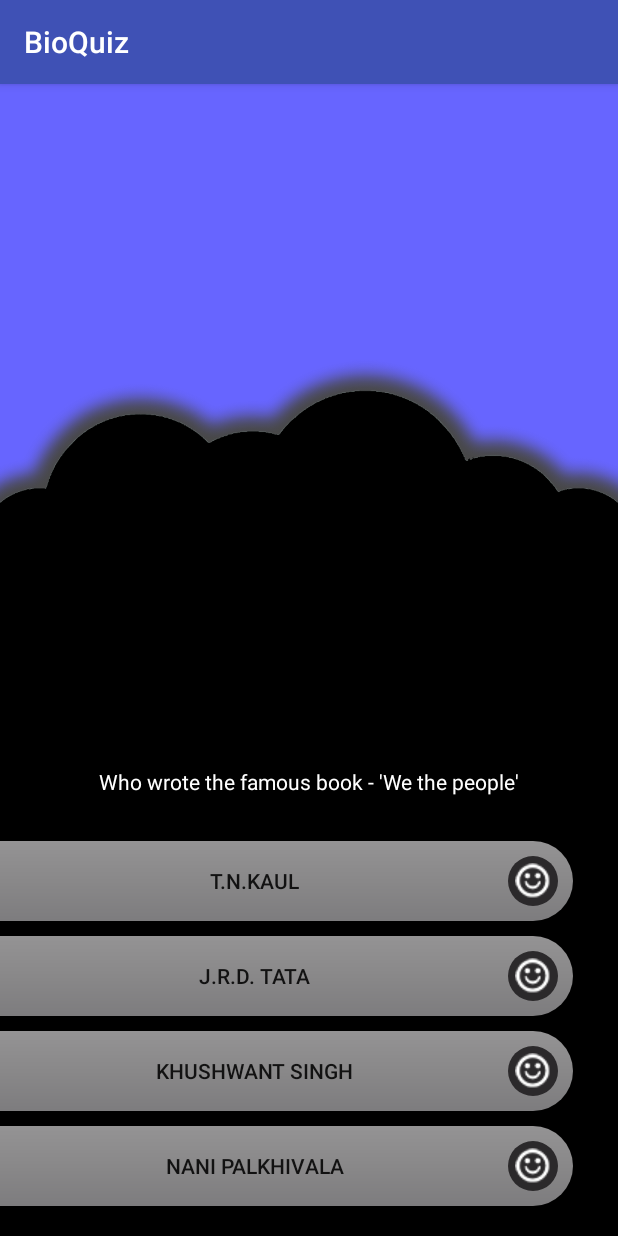
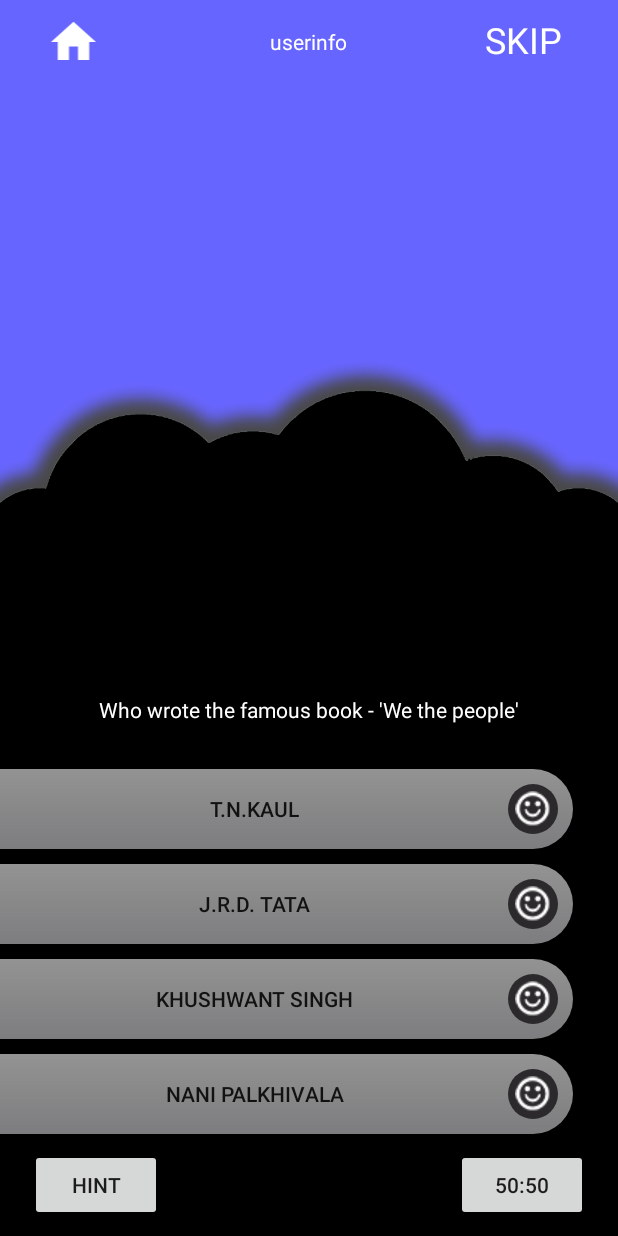
Before and after one commit to CharanNK/Quizzy, an Android app: the screen it shows after launch (GamePlay), after a tap on "START QUIZ", on a phone screen of 412 x 824 dp. Run offline under Robolectric (Android 15) with nearby library versions, the phone set to English and light mode, and no system bars.

Commit message:
Layout changes

```diff
--- a/app/src/main/java/com/leocorp/bioquiz/GamePlay.java
+++ b/app/src/main/java/com/leocorp/bioquiz/GamePlay.java
@@ -1,6 +1,7 @@
 package com.leocorp.bioquiz;
 
 
+import android.app.Activity;
 import android.database.Cursor;
 import android.graphics.Color;
 import android.graphics.drawable.Drawable;
@@ -22,7 +23,7 @@ import java.io.IOException;
  * Created by charank on 17-04-2018.
  */
 
-public class GamePlay extends AppCompatActivity implements View.OnClickListener {
+public class GamePlay extends Activity implements View.OnClickListener {
     TextView QuestionTextBox;
     DBHelper databaseHelper;
     Button option1;
--- a/app/src/main/java/com/leocorp/bioquiz/MainActivity.java
+++ b/app/src/main/java/com/leocorp/bioquiz/MainActivity.java
@@ -1,5 +1,6 @@
 package com.leocorp.bioquiz;
 
+import android.app.Activity;
 import android.content.Intent;
 import android.database.Cursor;
 import android.support.v7.app.AppCompatActivity;
@@ -10,7 +11,7 @@ import android.widget.TextView;
 
 import java.io.IOException;
 
-public class MainActivity extends AppCompatActivity {
+public class MainActivity extends Activity {
 
     Button startQuiz;
     @Override
--- a/app/src/main/res/drawable/custombutton_success.xml
+++ b/app/src/main/res/drawable/custombutton_success.xml
@@ -3,9 +3,9 @@
     android:shape="rectangle">
 
     <gradient
-        android:startColor="#67CD4E"
-        android:centerColor="#5CC744"
-        android:endColor="#4FB736"
+        android:startColor="#4DB731"
+        android:centerColor="#409928"
+        android:endColor="#2C6D1A"
         android:angle="270" />
 
     <corners android:topRightRadius="300dp" android:bottomRightRadius="300dp"></corners>
--- a/app/src/main/res/drawable/custombutton_wrong.xml
+++ b/app/src/main/res/drawable/custombutton_wrong.xml
@@ -3,7 +3,7 @@
     android:shape="rectangle">
 
     <gradient
-        android:startColor="#DD4539"
+        android:startColor="#F85032"
         android:centerColor="#D53C31"
         android:endColor="#C62E22"
         android:angle="270" />
--- /dev/null
+++ b/app/src/main/res/drawable/ic_home_black_24dp.xml
@@ -0,0 +1,4 @@
+<vector android:height="36dp" android:viewportHeight="24.0"
+    android:viewportWidth="24.0" android:width="36dp" xmlns:android="http://schemas.android.com/apk/res/android">
+    <path android:fillColor="#ffffff" android:pathData="M10,20v-6h4v6h5v-8h3L12,3 2,12h3v8z"/>
+</vector>
--- a/app/src/main/res/layout/gameplay.xml
+++ b/app/src/main/res/layout/gameplay.xml
@@ -6,19 +6,70 @@
     android:orientation="vertical">
 
     <LinearLayout
+        android:layout_width="match_parent"
+        android:layout_height="wrap_content"
+        android:layout_gravity="center_horizontal"
+        android:layout_weight="0"
+        android:orientation="vertical"
+        android:padding="@dimen/padding_10">
+
+        <FrameLayout
+            android:layout_width="match_parent"
+            android:layout_height="wrap_content">
+
+            <TextView
                 android:layout_width="wrap_content"
                 android:layout_height="wrap_content"
-        android:layout_weight="0">
+                android:layout_gravity="center"
+                android:gravity="center"
+                android:text="userinfo"
+                android:textColor="@color/colorWhite" />
+
+            <LinearLayout
+                android:layout_width="match_parent"
+                android:layout_height="wrap_content"
+                android:orientation="horizontal"
+                android:weightSum="5">
+
+                <ImageView
+                    android:layout_width="0dp"
+                    android:layout_height="wrap_content"
+                    android:layout_alignParentLeft="true"
+                    android:layout_gravity="left"
+                    android:layout_weight="1"
+                    android:src="@drawable/ic_home_black_24dp" />
+
+                <android.support.v4.widget.Space
+                    android:layout_width="0dp"
+                    android:layout_height="wrap_content"
+                    android:layout_weight="3" />
+
+                <TextView
+                    android:layout_width="0dp"
+                    android:layout_height="wrap_content"
+                    android:layout_alignParentRight="true"
+                    android:layout_weight="1"
+                    android:text="SKIP"
+                    android:textColor="@color/colorWhite"
+                    android:textSize="24sp" />
+            </LinearLayout>
+
+        </FrameLayout>
 
     </LinearLayout>
 
     <LinearLayout
         android:layout_width="match_parent"
         android:layout_height="wrap_content"
+        android:layout_weight="1"
         android:background="@drawable/linear_background"
-        android:paddingBottom="@dimen/padding_20"
-        android:layout_weight="1"
         android:gravity="bottom"
+        android:orientation="vertical"
+        android:paddingBottom="@dimen/padding_10">
+
+        <LinearLayout
+            android:layout_width="match_parent"
+            android:layout_height="wrap_content"
             android:orientation="vertical">
 
             <TextView
@@ -38,8 +89,8 @@
                 android:layout_marginRight="@dimen/padding_30"
                 android:background="@drawable/custombutton_default"
                 android:drawableRight="@drawable/white_happy_smiley"
+                android:paddingBottom="@dimen/padding_10"
                 android:paddingRight="@dimen/padding_10"
-            android:paddingBottom="@dimen/padding_10"
                 android:paddingTop="@dimen/padding_10" />
 
             <Button
@@ -50,8 +101,8 @@
                 android:layout_marginTop="@dimen/padding_10"
                 android:background="@drawable/custombutton_default"
                 android:drawableRight="@drawable/white_happy_smiley"
+                android:paddingBottom="@dimen/padding_10"
                 android:paddingRight="@dimen/padding_10"
-            android:paddingBottom="@dimen/padding_10"
                 android:paddingTop="@dimen/padding_10" />
 
             <Button
@@ -62,8 +113,8 @@
                 android:layout_marginTop="@dimen/padding_10"
                 android:background="@drawable/custombutton_default"
                 android:drawableRight="@drawable/white_happy_smiley"
+                android:paddingBottom="@dimen/padding_10"
                 android:paddingRight="@dimen/padding_10"
-            android:paddingBottom="@dimen/padding_10"
                 android:paddingTop="@dimen/padding_10" />
 
             <Button
@@ -74,9 +125,35 @@
                 android:layout_marginTop="@dimen/padding_10"
                 android:background="@drawable/custombutton_default"
                 android:drawableRight="@drawable/white_happy_smiley"
+                android:paddingBottom="@dimen/padding_10"
                 android:paddingRight="@dimen/padding_10"
-            android:paddingBottom="@dimen/padding_10"
                 android:paddingTop="@dimen/padding_10" />
+
+            <LinearLayout
+                android:layout_width="match_parent"
+                android:layout_height="wrap_content"
+                android:orientation="horizontal"
+                android:paddingLeft="@dimen/padding_20"
+                android:paddingRight="@dimen/padding_20"
+                android:paddingTop="@dimen/padding_10">
+
+                <Button
+                    android:layout_width="wrap_content"
+                    android:layout_height="wrap_content"
+                    android:text="hint" />
+
+                <android.support.v4.widget.Space
+                    android:layout_width="0dp"
+                    android:layout_height="wrap_content"
+                    android:layout_weight="2" />
+
+                <Button
+                    android:layout_width="wrap_content"
+                    android:layout_height="wrap_content"
+                    android:text="50:50" />
+            </LinearLayout>
         </LinearLayout>
 
     </LinearLayout>
+
+</LinearLayout>
--- a/app/src/main/res/values/colors.xml
+++ b/app/src/main/res/values/colors.xml
@@ -3,4 +3,6 @@
     <color name="colorPrimary">#3F51B5</color>
     <color name="colorPrimaryDark">#303F9F</color>
     <color name="colorAccent">#FF4081</color>
+    <color name="colorWhite">#ffffff</color>
+    <color name="colorBlack">#000000</color>
 </resources>
--- a/app/src/main/res/values/dimens.xml
+++ b/app/src/main/res/values/dimens.xml
@@ -1,6 +1,7 @@
 <?xml version="1.0" encoding="utf-8"?>
 <resources>
     <dimen name="padding_10">10dp</dimen>
+    <dimen name="padding_5">5dp</dimen>
     <dimen name="padding_20">20dp</dimen>
     <dimen name="padding_30">30dp</dimen>
     <dimen name="optionWidth">200dp</dimen>
--- a/app/src/main/res/values/styles.xml
+++ b/app/src/main/res/values/styles.xml
@@ -6,6 +6,8 @@
         <item name="colorPrimary">@color/colorPrimary</item>
         <item name="colorPrimaryDark">@color/colorPrimaryDark</item>
         <item name="colorAccent">@color/colorAccent</item>
+        <item name="windowActionBar">false</item>
+        <item name="windowNoTitle">true</item>
     </style>
 
 </resources>
```
Lines whose indentation alone changed are shown as unchanged.
